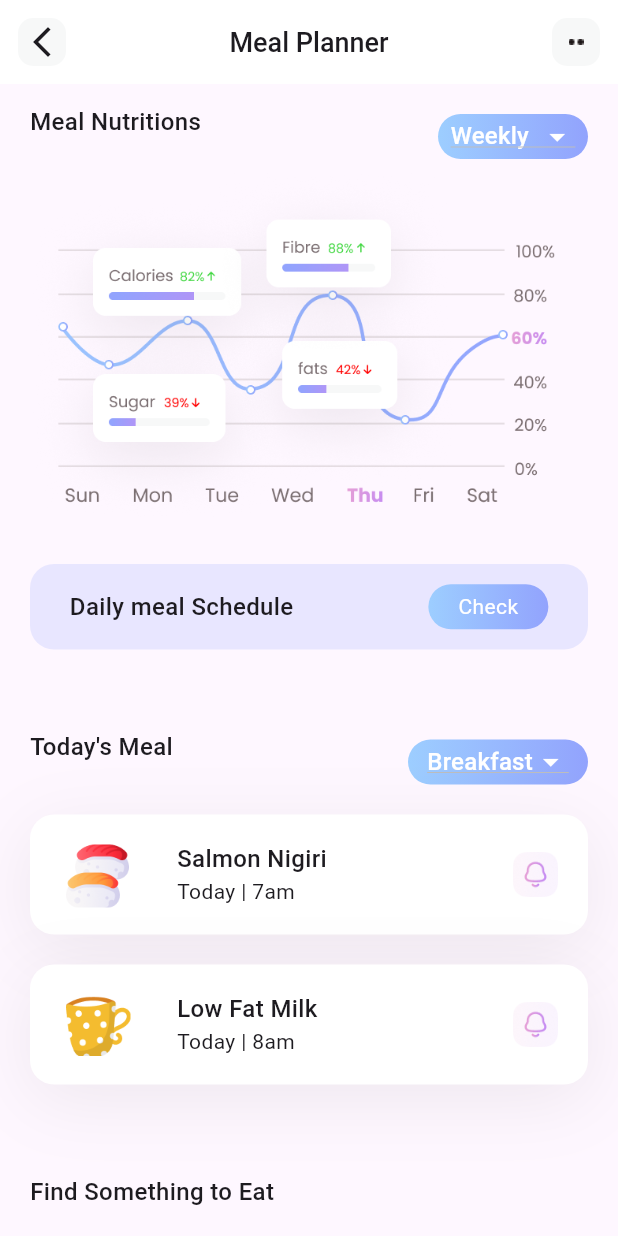
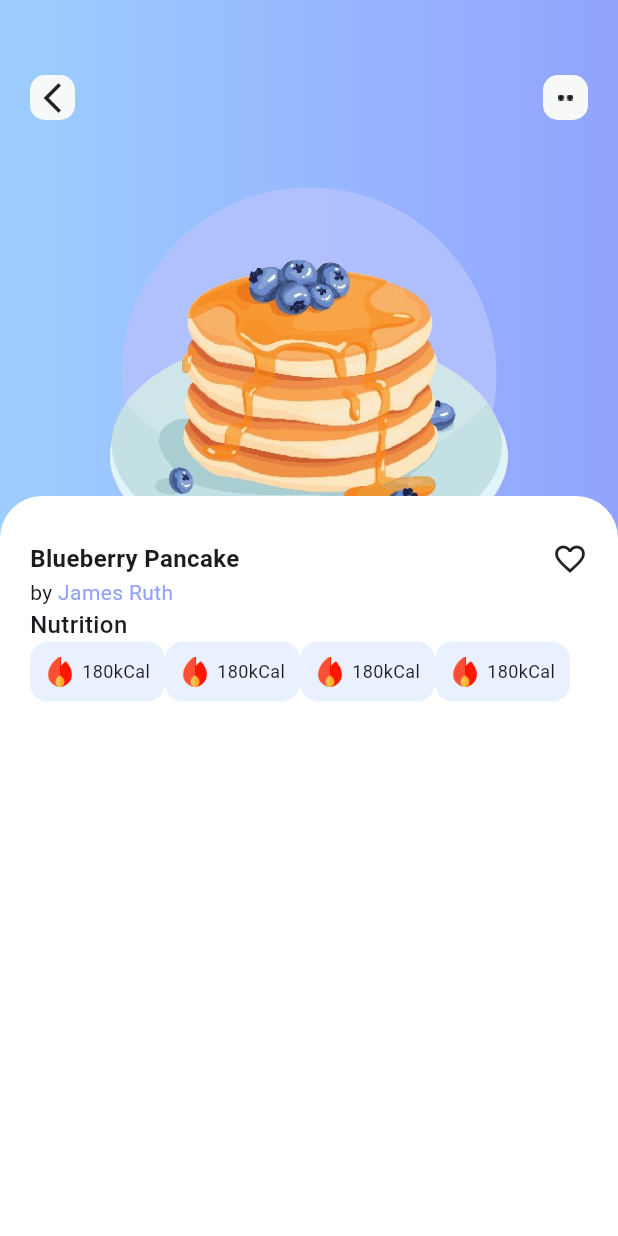
Before and after one commit to ShashiniHanshani/fitnestX, a Flutter app: the screen it shows after launch, on a phone screen of 412 x 824 dp. Run offline on Flutter 3.47's test engine with Material 3 defaults, Android fonts, the phone set to English and light mode, and no system bars; our stand-ins replace date_picker_timeline.

Commit message:
reciepe commits

```diff
--- a/fitness_app/lib/main.dart
+++ b/fitness_app/lib/main.dart
@@ -1,5 +1,7 @@
 import 'package:fitness_app/pages/meal_planner/find_something_to_eat.dart';
 import 'package:fitness_app/pages/meal_planner/landing_page.dart';
+import 'package:fitness_app/pages/meal_planner/meal_schedule.dart';
+import 'package:fitness_app/pages/meal_planner/reciepe.dart';
 import 'package:flutter/material.dart';
 
 void main() {
@@ -19,8 +21,10 @@ class MyApp extends StatelessWidget {
         colorScheme: ColorScheme.fromSeed(seedColor: Colors.deepPurple),
         useMaterial3: true,
       ),
-      // home: FindSomethingToEat(),
-      home: landing_page(),
+      //home: FindSomethingToEat(),
+      home: ReciepePage(),
+      // home: landing_page(),
+      //home: mealSchedule(),
     );
   }
 }
--- /dev/null
+++ b/fitness_app/lib/pages/meal_planner/draggableSheet.dart
@@ -0,0 +1,140 @@
+import 'package:flutter/cupertino.dart';
+import 'package:flutter/material.dart';
+
+class DraggableSheet extends StatefulWidget {
+  const DraggableSheet({super.key});
+
+  @override
+  State<DraggableSheet> createState() => _DraggableSheetState();
+}
+
+class _DraggableSheetState extends State<DraggableSheet> {
+  final _sheet = GlobalKey();
+  final _controller = DraggableScrollableController();
+  @override
+  Widget build(BuildContext context) {
+    Size size = MediaQuery.of(context).size;
+    return DraggableScrollableSheet(
+        key: _sheet,
+        initialChildSize: 0.72,
+        maxChildSize: 0.72,
+        minChildSize: 0.72,
+        expand: false,
+        snap: true,
+        //snapSizes: const [0.5],
+        controller: _controller,
+        builder: (BuildContext context, ScrollController scrollController) {
+          return DecoratedBox(
+            decoration: const BoxDecoration(
+              color: Colors.white,
+              borderRadius: BorderRadius.only(
+                topLeft: Radius.circular(28),
+                topRight: Radius.circular(28),
+              ),
+            ),
+            child: CustomScrollView(
+              controller: scrollController,
+              slivers: [
+                SliverToBoxAdapter(
+                  child: Padding(
+                    padding: const EdgeInsets.all(20.0),
+                    child: Column(
+                      crossAxisAlignment: CrossAxisAlignment.start,
+                      mainAxisAlignment: MainAxisAlignment.spaceBetween,
+                      children: [
+                        SizedBox(
+                          height: 10,
+                        ),
+                        Row(
+                          mainAxisAlignment: MainAxisAlignment.spaceBetween,
+                          children: [
+                            Text(
+                              "Blueberry Pancake",
+                              style: TextStyle(
+                                  fontSize: 16, fontWeight: FontWeight.bold),
+                            ),
+                            Icon(Icons.favorite_border_outlined),
+                          ],
+                        ),
+                        Row(
+                          children: [
+                            Text(
+                              "by ",
+                            ),
+                            Text(
+                              "James Ruth",
+                              style: TextStyle(color: Color(0xFF92A3FD)),
+                            ),
+                          ],
+                        ),
+                        Text(
+                          "Nutrition",
+                          style: TextStyle(
+                              fontSize: 16, fontWeight: FontWeight.w500),
+                        ),
+                        SizedBox(
+                          height: 40,
+                          child: ListView(
+                            scrollDirection: Axis.horizontal,
+                            children: <Widget>[
+                              _calContainer(
+                                icon: Image.asset(
+                                  "assets/icons/calories_icon.png",
+                                ),
+                                calString: "180kCal",
+                              ),
+                              _calContainer(
+                                icon: Image.asset(
+                                  "assets/icons/calories_icon.png",
+                                ),
+                                calString: "180kCal",
+                              ),
+                              _calContainer(
+                                icon: Image.asset(
+                                  "assets/icons/calories_icon.png",
+                                ),
+                                calString: "180kCal",
+                              ),
+                              _calContainer(
+                                icon: Image.asset(
+                                  "assets/icons/calories_icon.png",
+                                ),
+                                calString: "180kCal",
+                              ),
+                            ],
+                          ),
+                        )
+                      ],
+                    ),
+                  ),
+                ),
+              ],
+            ),
+          );
+        });
+  }
+
+  Widget _calContainer({required Image icon, required String calString}) {
+    return Container(
+      height: 40,
+      width: 90,
+      decoration: BoxDecoration(
+        color: Color(0xFFe9f1ff),
+        borderRadius: BorderRadius.circular(12),
+      ),
+      child: Padding(
+        padding: const EdgeInsets.all(10.0),
+        child: Row(
+          mainAxisAlignment: MainAxisAlignment.spaceBetween,
+          children: [
+            icon,
+            Text(
+              calString,
+              style: TextStyle(fontSize: 12, fontWeight: FontWeight.normal),
+            )
+          ],
+        ),
+      ),
+    );
+  }
+}
--- a/fitness_app/lib/pages/meal_planner/landing_page.dart
+++ b/fitness_app/lib/pages/meal_planner/landing_page.dart
@@ -1,7 +1,6 @@
 import 'package:fitness_app/models/find_something_to_eat_model/find_somethingto_eat.dart';
 import 'package:fitness_app/models/find_something_to_eat_model/today_meal.dart';
 import 'package:flutter/material.dart';
-import 'package:flutter/rendering.dart';
 
 class landing_page extends StatefulWidget {
   const landing_page({super.key});
@@ -41,11 +40,19 @@ class _landing_pageState extends State<landing_page> {
 
             //Todays meal
             _todaysMeal(),
-            //find Something to eat
             const SizedBox(
               height: 20,
             ),
-            Padding(
+            //find Something to eat
+            _findSomethingToEat()
+          ],
+        ),
+      ),
+    );
+  }
+
+  Padding _findSomethingToEat() {
+    return Padding(
       padding: const EdgeInsets.all(20.0),
       child: Column(
         crossAxisAlignment: CrossAxisAlignment.start,
@@ -71,17 +78,13 @@ class _landing_pageState extends State<landing_page> {
               ),
               itemBuilder: (context, index) {
                 final Color color = somethingToEat[index].boxColor;
-                        final LinearGradient? gradient = color ==
-                                Color(0xff92A3FD)
-                            ? LinearGradient(
+                final LinearGradient? gradient = color == Color(0xff92A3FD)
+                    ? const LinearGradient(
                         colors: [Color(0xff9DCEFF), Color(0xff92A3FD)],
                       )
-                            : color == Color(0xffEEA4CE)
-                                ? LinearGradient(
-                                    colors: [
-                                      Color(0xffC58BF2),
-                                      Color(0xffEEA4CE)
-                                    ],
+                    : color == const Color(0xffEEA4CE)
+                        ? const LinearGradient(
+                            colors: [Color(0xffEEA4CE), Color(0xffC58BF2)],
                           )
                         : null;
                 return Container(
@@ -94,8 +97,7 @@ class _landing_pageState extends State<landing_page> {
                       topLeft: Radius.circular(22.0),
                       bottomLeft: Radius.circular(22.0),
                     ),
-                            color:
-                                somethingToEat[index].boxColor.withOpacity(0.2),
+                    color: somethingToEat[index].boxColor.withOpacity(0.2),
                   ),
                   child: Padding(
                     padding: const EdgeInsets.only(left: 20),
@@ -155,10 +157,6 @@ class _landing_pageState extends State<landing_page> {
             ),
           ),
         ],
-              ),
-            )
-          ],
-        ),
       ),
     );
   }
--- /dev/null
+++ b/fitness_app/lib/pages/meal_planner/reciepe.dart
@@ -0,0 +1,100 @@
+import 'package:fitness_app/pages/meal_planner/draggableSheet.dart';
+import 'package:flutter/material.dart';
+import 'package:flutter/widgets.dart';
+
+class ReciepePage extends StatefulWidget {
+  const ReciepePage({super.key});
+
+  @override
+  State<ReciepePage> createState() => _ReciepePageState();
+}
+
+class _ReciepePageState extends State<ReciepePage> {
+  @override
+  Widget build(BuildContext context) {
+    Size size = MediaQuery.of(context).size;
+    return Scaffold(
+      body: Container(
+        height: size.height,
+        decoration: const BoxDecoration(
+          gradient: LinearGradient(
+            colors: [Color(0xff9DCEFF), Color(0xff92A3FD)],
+            begin: Alignment.topLeft,
+            end: Alignment.topRight,
+          ),
+        ),
+        child: CustomScrollView(
+          slivers: [
+            SliverToBoxAdapter(
+              child: Column(
+                children: [
+                  _Column(),
+                  Positioned(
+                    left: 100,
+                    top: 100,
+                    child: Stack(
+                      alignment: Alignment.topCenter,
+                      children: [
+                        Container(
+                          width: 250,
+                          height: 300,
+                          decoration: BoxDecoration(
+                              color: Color(0xFFb4c2fe).withOpacity(0.85),
+                              shape: BoxShape.circle),
+                        ),
+                        Image.asset(
+                          "assets/icons/cake.png",
+                          width: 700,
+                          height: 350,
+                        ),
+                        SizedBox(
+                          height: size.height,
+                          child: DraggableSheet(),
+                        ),
+                      ],
+                    ),
+                  ),
+                ],
+              ),
+            )
+          ],
+        ),
+      ),
+    );
+  }
+
+  Widget _Column() {
+    return Row(
+      mainAxisAlignment: MainAxisAlignment.spaceBetween,
+      children: [
+        Container(
+          alignment: Alignment.center,
+          width: 30,
+          height: 30,
+          margin: const EdgeInsets.fromLTRB(20, 50, 0, 20),
+          decoration: BoxDecoration(
+            color: const Color(0xffF7F8F8),
+            borderRadius: BorderRadius.circular(10),
+          ),
+          child: const Icon(
+            Icons.arrow_back_ios_new_sharp,
+          ),
+        ),
+        GestureDetector(
+          onTap: () {},
+          child: Container(
+            width: 30,
+            height: 30,
+            alignment: Alignment.center,
+            margin: const EdgeInsets.fromLTRB(0, 50, 20, 20),
+            decoration: BoxDecoration(
+              color: const Color(0xffF7F8F8),
+              borderRadius: BorderRadius.circular(10),
+            ),
+            child: const Image(image: AssetImage("assets/icons/dot.png")),
+          ),
+        ),
+      ],
+    );
+  }
+}
--- a/fitness_app/pubspec.yaml
+++ b/fitness_app/pubspec.yaml
@@ -36,6 +36,9 @@ dependencies:
   # Use with the CupertinoIcons class for iOS style icons.
   cupertino_icons: ^1.0.2
   flutter_svg: ^2.0.10+1
+  date_picker_timeline: ^1.2.6
+  intl: ^0.19.0
+  syncfusion_flutter_calendar: ^25.2.3
 
 dev_dependencies:
   flutter_test:
```
Also changed, not shown: fitness_app/lib/pages/meal_planner/meal_schedule.dart (added, +160 -0 lines), fitness_app/assets/icons/calories_icon.png (added), fitness_app/assets/icons/homeicon1.png (added), fitness_app/assets/icons/homeicon2.png (added), fitness_app/assets/icons/homeicon3.png (added), fitness_app/assets/icons/homeicon4.png (added), fitness_app/pubspec.lock. Lines whose indentation alone changed are shown as unchanged.
